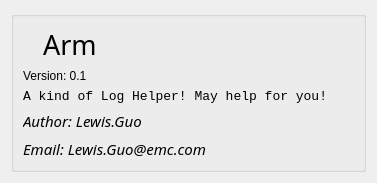
This is aboutdialog.ui in guolisen/Arm as Qt 5 draws it before an edit. The edited form follows.
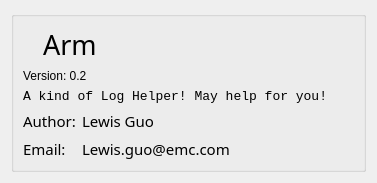
This is the edited form. Icons and pictures are not drawn.

Patch:
```diff
--- a/aboutdialog.ui
+++ b/aboutdialog.ui
@@ -25,8 +25,8 @@
      <property name="title">
       <string/>
      </property>
-     <layout class="QVBoxLayout" name="verticalLayout">
-      <item>
+     <layout class="QGridLayout" name="gridLayout_2">
+      <item row="0" column="0" colspan="2">
        <layout class="QHBoxLayout" name="horizontalLayout">
         <item>
          <widget class="QLabel" name="label_6">
@@ -59,14 +59,14 @@
         </item>
        </layout>
       </item>
-      <item>
+      <item row="1" column="0" colspan="2">
        <widget class="QLabel" name="label_5">
         <property name="text">
-         <string>Version: 0.1</string>
+         <string>Version: 0.2</string>
         </property>
        </widget>
       </item>
-      <item>
+      <item row="2" column="0" colspan="2">
        <widget class="QLabel" name="label_2">
         <property name="font">
          <font>
@@ -79,31 +79,69 @@
         </property>
        </widget>
       </item>
-      <item>
+      <item row="3" column="0">
        <widget class="QLabel" name="label_3">
+        <property name="sizePolicy">
+         <sizepolicy hsizetype="Fixed" vsizetype="Fixed">
+          <horstretch>0</horstretch>
+          <verstretch>0</verstretch>
+         </sizepolicy>
+        </property>
         <property name="font">
          <font>
-          <family>Monotype Corsiva</family>
+          <family>Miriam</family>
           <pointsize>11</pointsize>
-          <italic>true</italic>
+          <italic>false</italic>
          </font>
         </property>
         <property name="text">
-         <string>Author: Lewis.Guo</string>
+         <string>Author:</string>
         </property>
        </widget>
       </item>
-      <item>
+      <item row="3" column="1">
+       <widget class="QLabel" name="label_7">
+        <property name="font">
+         <font>
+          <family>Miriam</family>
+          <pointsize>11</pointsize>
+         </font>
+        </property>
+        <property name="text">
+         <string>Lewis Guo</string>
+        </property>
+       </widget>
+      </item>
+      <item row="4" column="0">
        <widget class="QLabel" name="label_4">
+        <property name="sizePolicy">
+         <sizepolicy hsizetype="Fixed" vsizetype="Fixed">
+          <horstretch>0</horstretch>
+          <verstretch>0</verstretch>
+         </sizepolicy>
+        </property>
         <property name="font">
          <font>
-          <family>Monotype Corsiva</family>
+          <family>Miriam</family>
           <pointsize>11</pointsize>
-          <italic>true</italic>
+          <italic>false</italic>
          </font>
         </property>
         <property name="text">
-         <string>Email: Lewis.Guo@emc.com</string>
+         <string>Email:</string>
+        </property>
+       </widget>
+      </item>
+      <item row="4" column="1">
+       <widget class="QLabel" name="label_8">
+        <property name="font">
+         <font>
+          <family>Miriam</family>
+          <pointsize>11</pointsize>
+         </font>
+        </property>
+        <property name="text">
+         <string>Lewis.guo@emc.com</string>
         </property>
        </widget>
       </item>
```
